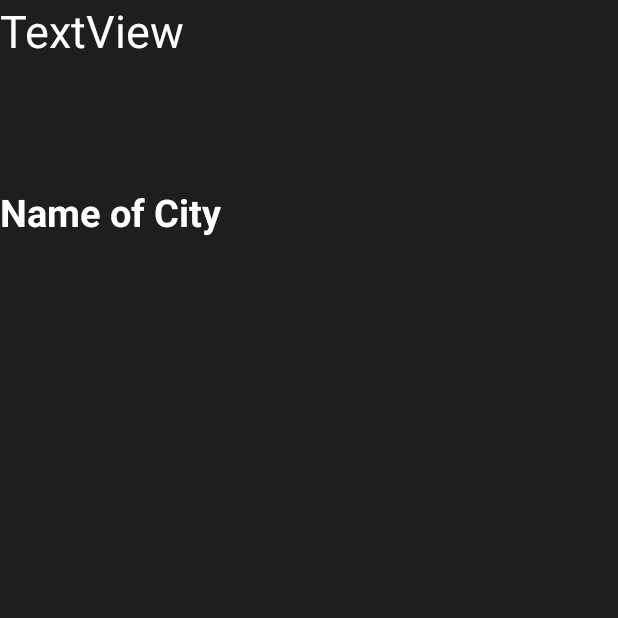
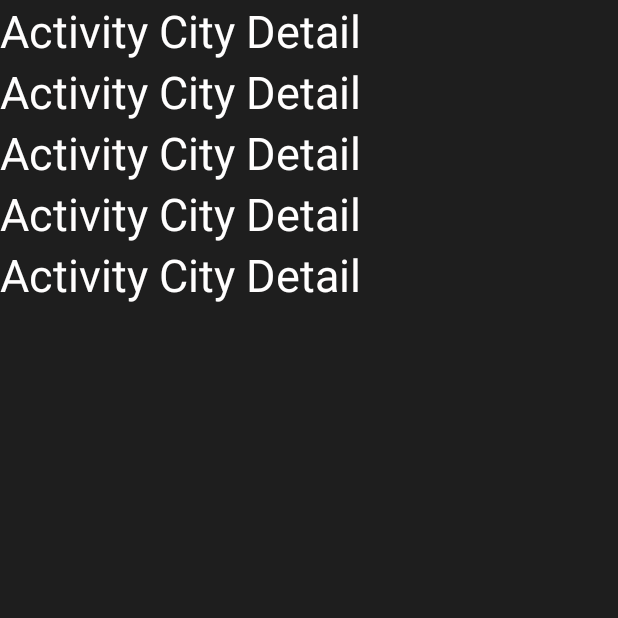
Before and after one commit to KyleChutjian/CitiesNearLocation, an Android app: the CityDetailActivity screen opened directly, with no data from a screen before it, on a phone screen of 412 x 824 dp, the top half of it. Run offline under Robolectric (Android 15) with nearby library versions, the phone set to English and light mode, and no system bars; 6 statements that could not run were skipped.

Commit message:
Somewhat works

```diff
--- a/app/src/main/java/com/example/citiesnearlocation/CityDetailActivity.java
+++ b/app/src/main/java/com/example/citiesnearlocation/CityDetailActivity.java
@@ -3,6 +3,9 @@ package com.example.citiesnearlocation;
 import androidx.appcompat.app.AppCompatActivity;
 
 import android.os.Bundle;
+import android.widget.TextView;
+
+import org.json.JSONException;
 
 public class CityDetailActivity extends AppCompatActivity {
 
@@ -15,8 +18,26 @@ public class CityDetailActivity extends AppCompatActivity {
         cityId = getIntent().getExtras().getInt("cityId");
         System.out.println(cityId);
 
-        CityDetailFragment frag = (CityDetailFragment) getSupportFragmentManager().findFragmentById(R.id.fragment_city_detail);
+        CityDetailFragment frag = (CityDetailFragment) getSupportFragmentManager().findFragmentById(R.id.activity_city_detail_fragment);
+        //frag.test();
         //frag.setCityId(cityId);
+        //System.out.println(frag.cityId);
+
+        TextView cityName = (TextView) findViewById(R.id.cityName);
+        TextView cityRegion = (TextView) findViewById(R.id.cityRegion);
+        TextView cityLongitude = (TextView) findViewById(R.id.cityLongitude);
+        TextView cityLatitude = (TextView) findViewById(R.id.cityLatitude);
+        TextView cityDistance = (TextView) findViewById(R.id.cityDistance);
+
+        try {
+            cityName.setText(LocationActivity.fullCityArray.get(cityId).getString("city"));
+            cityRegion.setText(LocationActivity.fullCityArray.get(cityId).getString("region"));
+            cityLongitude.setText(LocationActivity.fullCityArray.get(cityId).getString("longitude"));
+            cityLatitude.setText(LocationActivity.fullCityArray.get(cityId).getString("latitude"));
+            cityDistance.setText(LocationActivity.fullCityArray.get(cityId).getString("distance"));
+        } catch (JSONException e) {
+            e.printStackTrace();
+        }
 
 
     }
--- a/app/src/main/java/com/example/citiesnearlocation/CityDetailFragment.java
+++ b/app/src/main/java/com/example/citiesnearlocation/CityDetailFragment.java
@@ -18,17 +18,21 @@ import java.util.ArrayList;
 
 public class CityDetailFragment extends Fragment {
 
-    private int cityId = -1;
+    public int cityId = -1;
 
     public CityDetailFragment() {}
 
-    @Override
-    public View onCreateView(LayoutInflater inflater, ViewGroup container, Bundle savedInstanceState) {
-        return inflater.inflate(R.layout.activity_city_detail_fragment, container,false);
-    }
+//    @Override
+//    public View onCreateView(LayoutInflater inflater, ViewGroup container, Bundle savedInstanceState) {
+//        return super.onCreateView(inflater,container,savedInstanceState);
+//    }
 
     public void setCityId(int cityId) {
         this.cityId = cityId;
+    }
+
+    public void test() {
+
     }
 
     @Override
--- a/app/src/main/java/com/example/citiesnearlocation/CityListFragment.java
+++ b/app/src/main/java/com/example/citiesnearlocation/CityListFragment.java
@@ -65,9 +65,7 @@ public class CityListFragment extends ListFragment {
     @Override
     public View onCreateView(LayoutInflater inflater, ViewGroup container, Bundle savedInstanceState) {
         String[] from = {"cityName"};
-        int[] to = {R.id.cityName1};
-
-        //System.out.println("+++++++" + ResultActivity.cities.getCityName());
+        int[] to = {R.id.cityName};
 
         ArrayList<JSONObject> newArray = LocationActivity.fullCityArray;
         System.out.println(newArray.size());
@@ -86,11 +84,5 @@ public class CityListFragment extends ListFragment {
     @Override
     public void onActivityCreated(@Nullable Bundle savedInstanceState) {
         super.onActivityCreated(savedInstanceState);
-//        String[] from = {"cityName"};
-//        int[] to = {10};
-//        SimpleAdapter adapter = new SimpleAdapter(getActivity().getBaseContext(), new Cities().getAdaptorList(),R.layout.activity_city_detail,from,to);
-//        setListAdapter(adapter);
-
-
     }
 }
--- a/app/src/main/res/layout/activity_city_detail.xml
+++ b/app/src/main/res/layout/activity_city_detail.xml
@@ -8,17 +8,35 @@
     tools:context=".CityDetailActivity">
 
     <TextView
-        android:id="@+id/cityName1"
+        android:id="@+id/cityName"
         android:layout_width="match_parent"
         android:layout_height="wrap_content"
         android:textSize="30dp"
-        android:text="TextView" />
+        android:text="Activity City Detail" />
+    <TextView
+        android:id="@+id/cityRegion"
+        android:layout_width="match_parent"
+        android:layout_height="wrap_content"
+        android:textSize="30dp"
+        android:text="Activity City Detail" />
+    <TextView
+        android:id="@+id/cityLongitude"
+        android:layout_width="match_parent"
+        android:layout_height="wrap_content"
+        android:textSize="30dp"
+        android:text="Activity City Detail" />
+    <TextView
+        android:id="@+id/cityLatitude"
+        android:layout_width="match_parent"
+        android:layout_height="wrap_content"
+        android:textSize="30dp"
+        android:text="Activity City Detail" />
+    <TextView
+        android:id="@+id/cityDistance"
+        android:layout_width="match_parent"
+        android:layout_height="wrap_content"
+        android:textSize="30dp"
+        android:text="Activity City Detail" />
 
-    <fragment
-        android:id="@+id/fragment_city_detail"
-        android:name="com.example.citiesnearlocation.CityDetailFragment"
-        android:layout_width="match_parent"
-        android:layout_height="match_parent"
-        android:layout_marginTop="125px"
-        tools:layout="@layout/activity_city_detail_fragment" />
+
 </LinearLayout>
```
